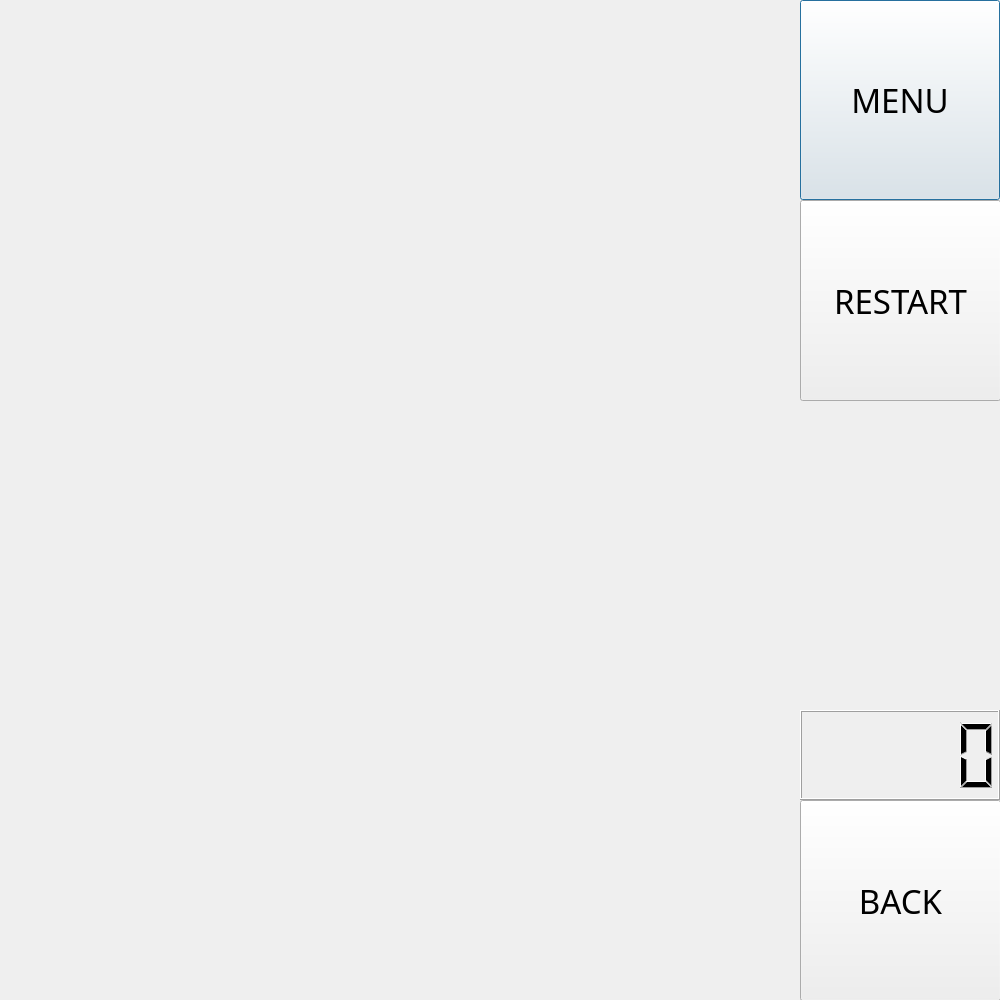
This is level_2.ui in YEN-PO-CHEN/SOKOBAN as Qt 5 draws it before an edit. The edited form follows.
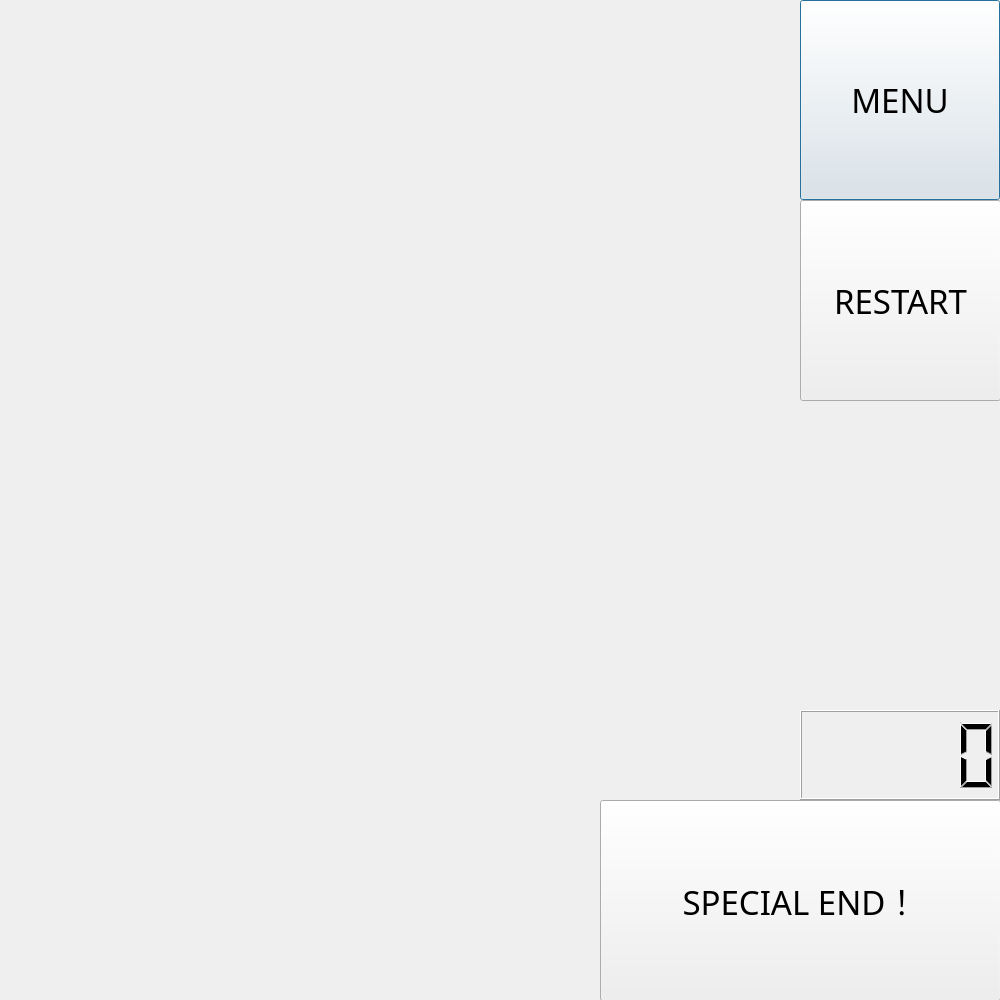
This is the edited form.

Commit message: finish special end

What changed in the file:
```diff
--- a/level_2.ui
+++ b/level_2.ui
@@ -86,6 +86,25 @@
     </rect>
    </property>
   </widget>
+  <widget class="QPushButton" name="specialButton">
+   <property name="geometry">
+    <rect>
+     <x>600</x>
+     <y>800</y>
+     <width>401</width>
+     <height>201</height>
+    </rect>
+   </property>
+   <property name="font">
+    <font>
+     <family>SetoFont</family>
+     <pointsize>25</pointsize>
+    </font>
+   </property>
+   <property name="text">
+    <string>SPECIAL END！</string>
+   </property>
+  </widget>
  </widget>
  <resources/>
  <connections/>
```
The commit also changes 10 other files.
